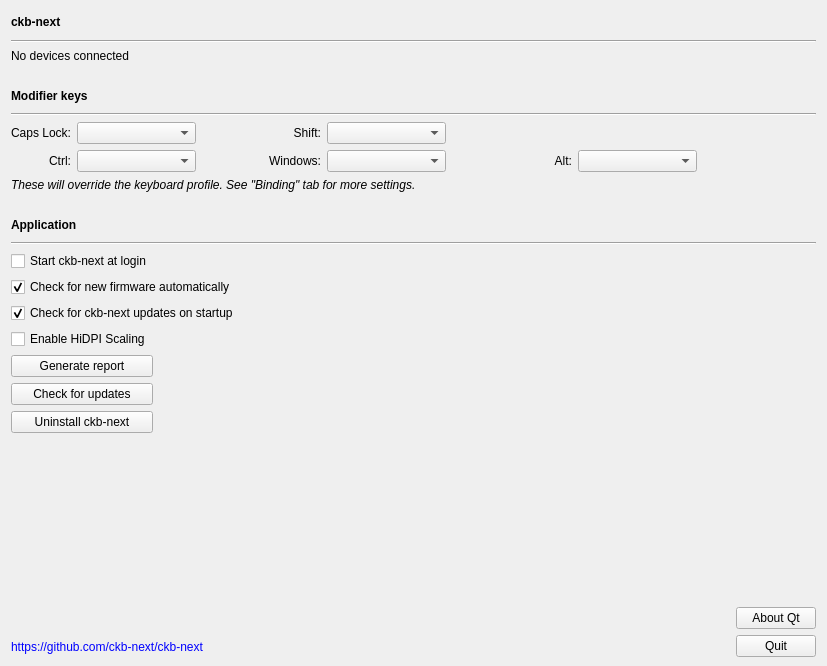
Before: the Qt Designer form src/gui/settingswidget.ui in ckb-next/ckb-next, drawn with Qt 5.
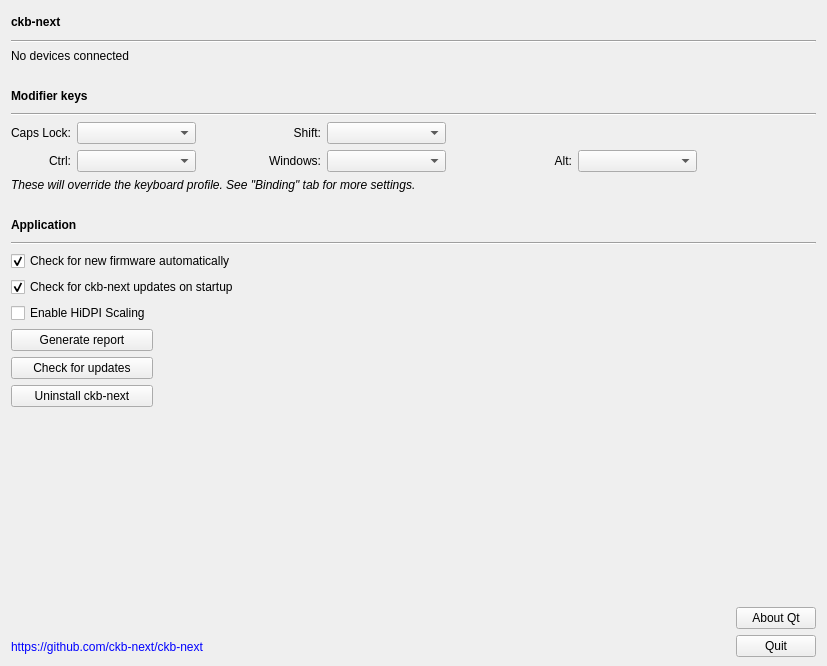
After: the same form once the commit is applied. Custom widgets are drawn as their Qt base class.

Commit message: gui: Rework autostart logic so that the DE can configure it

Diff of the .ui file:
```diff
--- a/src/gui/settingswidget.ui
+++ b/src/gui/settingswidget.ui
@@ -383,16 +383,6 @@
            </property>
           </widget>
          </item>
-         <item>
-          <widget class="QCheckBox" name="loginItemBox">
-           <property name="toolTip">
-            <string>ckb-next will be started when you log in to your computer.</string>
-           </property>
-           <property name="text">
-            <string>Start ckb-next at login</string>
-           </property>
-          </widget>
-         </item>
          <item>
           <widget class="QCheckBox" name="autoFWBox">
            <property name="toolTip">
```
Left out of the diff: 3 changed lines with no effect on the pictures. The commit also changes 7 other files.
